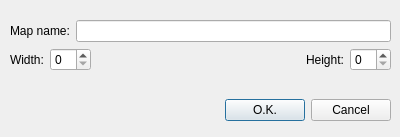
The window that newmapdialog.ui (dummymeuporg/dummyeditor) describes before a commit, drawn with Qt 5.
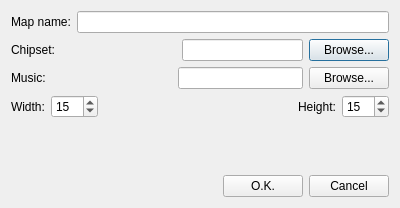
The same window after the commit.

Commit message: Enrich new map dialog

```diff
--- a/newmapdialog.ui
+++ b/newmapdialog.ui
@@ -7,21 +7,14 @@
     <x>0</x>
     <y>0</y>
     <width>400</width>
-    <height>137</height>
+    <height>208</height>
    </rect>
   </property>
   <property name="windowTitle">
    <string>Dialog</string>
   </property>
-  <widget class="QWidget" name="layoutWidget">
-   <property name="geometry">
-    <rect>
-     <x>10</x>
-     <y>20</y>
-     <width>381</width>
-     <height>101</height>
-    </rect>
-   </property>
+  <layout class="QHBoxLayout" name="horizontalLayout">
+   <item>
    <layout class="QVBoxLayout" name="verticalLayout">
     <item>
      <layout class="QHBoxLayout" name="horizontalLayout_2">
@@ -38,7 +31,75 @@
      </layout>
     </item>
     <item>
-     <layout class="QHBoxLayout" name="horizontalLayout_3">
+      <layout class="QHBoxLayout" name="horizontalLayoutChipset">
+       <item>
+        <widget class="QLabel" name="labelChipset">
+         <property name="text">
+          <string>Chipset:</string>
+         </property>
+        </widget>
+       </item>
+       <item>
+        <spacer name="horizontalSpacer_4">
+         <property name="orientation">
+          <enum>Qt::Horizontal</enum>
+         </property>
+         <property name="sizeHint" stdset="0">
+          <size>
+           <width>40</width>
+           <height>20</height>
+          </size>
+         </property>
+        </spacer>
+       </item>
+       <item>
+        <widget class="QLineEdit" name="lineEditChipset"/>
+       </item>
+       <item>
+        <widget class="QPushButton" name="pushButtonBrowseChipset">
+         <property name="text">
+          <string>Browse...</string>
+         </property>
+        </widget>
+       </item>
+      </layout>
+     </item>
+     <item>
+      <layout class="QHBoxLayout" name="horizontalLayoutMusic">
+       <item>
+        <widget class="QLabel" name="labelMusic">
+         <property name="text">
+          <string>Music:</string>
+         </property>
+        </widget>
+       </item>
+       <item>
+        <spacer name="horizontalSpacer_3">
+         <property name="orientation">
+          <enum>Qt::Horizontal</enum>
+         </property>
+         <property name="sizeHint" stdset="0">
+          <size>
+           <width>40</width>
+           <height>20</height>
+          </size>
+         </property>
+        </spacer>
+       </item>
+       <item>
+        <widget class="QLineEdit" name="lineEditMusic"/>
+       </item>
+       <item>
+        <widget class="QPushButton" name="pushButtonBrowseMusic">
+         <property name="text">
+          <string>Browse...</string>
+         </property>
+        </widget>
+       </item>
+      </layout>
+     </item>
+     <item>
+      <layout class="QHBoxLayout" name="horizontalLayoutMapDimensions">
       <item>
        <widget class="QLabel" name="labelMapWidth">
         <property name="text">
@@ -47,7 +108,17 @@
        </widget>
       </item>
       <item>
-       <widget class="QSpinBox" name="spinBoxMapWidth"/>
+        <widget class="QSpinBox" name="spinBoxMapWidth">
+         <property name="minimum">
+          <number>1</number>
+         </property>
+         <property name="maximum">
+          <number>999</number>
+         </property>
+         <property name="value">
+          <number>15</number>
+         </property>
+        </widget>
       </item>
       <item>
        <spacer name="horizontalSpacer_2">
@@ -70,7 +141,17 @@
        </widget>
       </item>
       <item>
-       <widget class="QSpinBox" name="spinBoxMapHeight"/>
+        <widget class="QSpinBox" name="spinBoxMapHeight">
+         <property name="minimum">
+          <number>1</number>
+         </property>
+         <property name="maximum">
+          <number>999</number>
+         </property>
+         <property name="value">
+          <number>15</number>
+         </property>
+        </widget>
       </item>
      </layout>
     </item>
@@ -88,7 +169,7 @@
      </spacer>
     </item>
     <item>
-     <layout class="QHBoxLayout" name="horizontalLayout">
+      <layout class="QHBoxLayout" name="horizontalLayoutDialogButtons">
       <item>
        <spacer name="horizontalSpacer">
         <property name="orientation">
@@ -119,7 +200,8 @@
      </layout>
     </item>
    </layout>
-  </widget>
+   </item>
+  </layout>
  </widget>
  <resources/>
  <connections/>
```
Left out of the diff: 37 changed lines with no effect on the pictures. Lines whose indentation alone changed are shown as unchanged. The commit also changes 6 other files.
